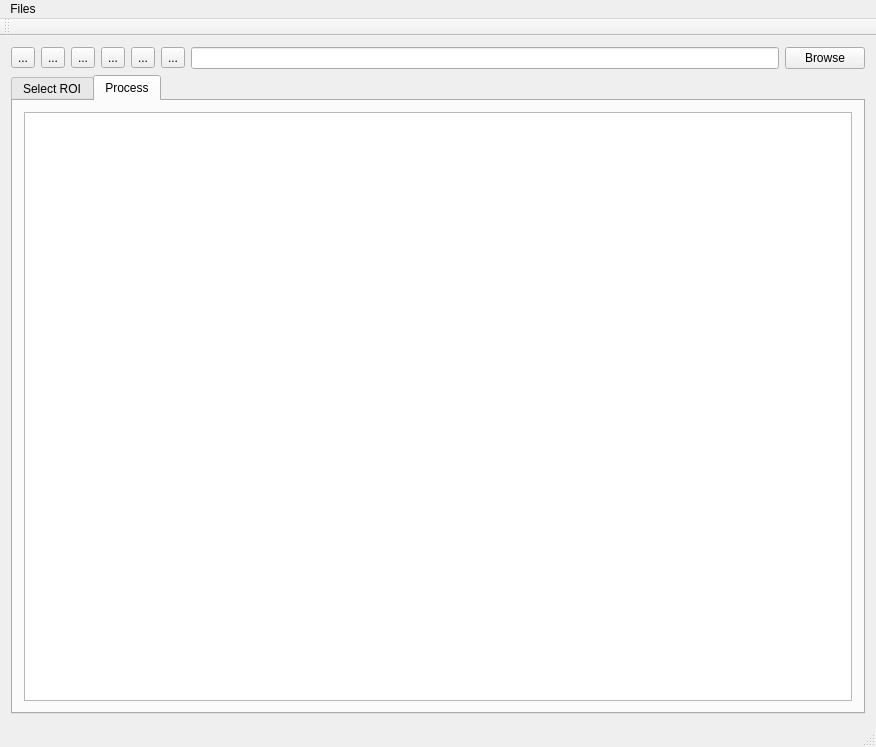
First picture: the form in roi_selector/roi.ui, repository noelniles/lablr, before the edit.
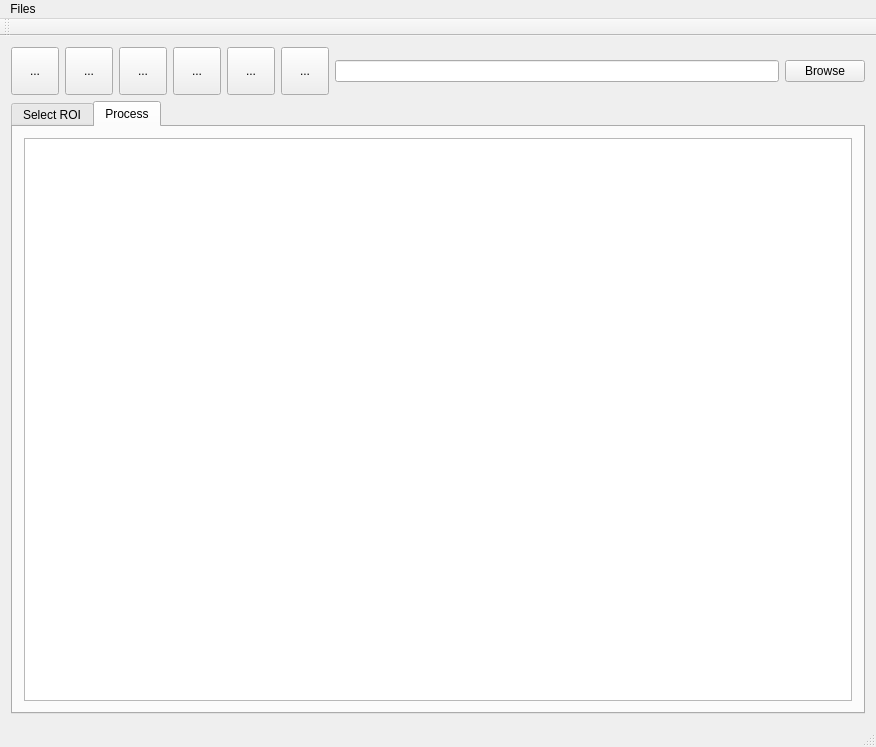
Second picture: the form after the edit.

What changed in the file:
```diff
--- a/roi_selector/roi.ui
+++ b/roi_selector/roi.ui
@@ -19,6 +19,12 @@
      <layout class="QHBoxLayout" name="horizontalLayout">
       <item>
        <widget class="QToolButton" name="next_btn">
+        <property name="minimumSize">
+         <size>
+          <width>48</width>
+          <height>48</height>
+         </size>
+        </property>
         <property name="text">
          <string>...</string>
         </property>
@@ -26,6 +32,12 @@
       </item>
       <item>
        <widget class="QToolButton" name="save_btn">
+        <property name="minimumSize">
+         <size>
+          <width>48</width>
+          <height>48</height>
+         </size>
+        </property>
         <property name="toolTip">
          <string extracomment="Save the ROI and transect lines"/>
         </property>
@@ -39,6 +51,12 @@
       </item>
       <item>
        <widget class="QToolButton" name="clear_btn">
+        <property name="minimumSize">
+         <size>
+          <width>48</width>
+          <height>48</height>
+         </size>
+        </property>
         <property name="text">
          <string>...</string>
         </property>
@@ -46,6 +64,12 @@
       </item>
       <item>
        <widget class="QToolButton" name="lines_btn">
+        <property name="minimumSize">
+         <size>
+          <width>48</width>
+          <height>48</height>
+         </size>
+        </property>
         <property name="toolTip">
          <string extracomment="Draw transect lines on image"/>
         </property>
@@ -59,6 +83,12 @@
       </item>
       <item>
        <widget class="QToolButton" name="crop_btn">
+        <property name="minimumSize">
+         <size>
+          <width>48</width>
+          <height>48</height>
+         </size>
+        </property>
         <property name="toolTip">
          <string extracomment="Select region of interest (ROI)"/>
         </property>
@@ -72,6 +102,12 @@
       </item>
       <item>
        <widget class="QToolButton" name="start_btn">
+        <property name="minimumSize">
+         <size>
+          <width>48</width>
+          <height>48</height>
+         </size>
+        </property>
         <property name="text">
          <string>...</string>
         </property>
```
